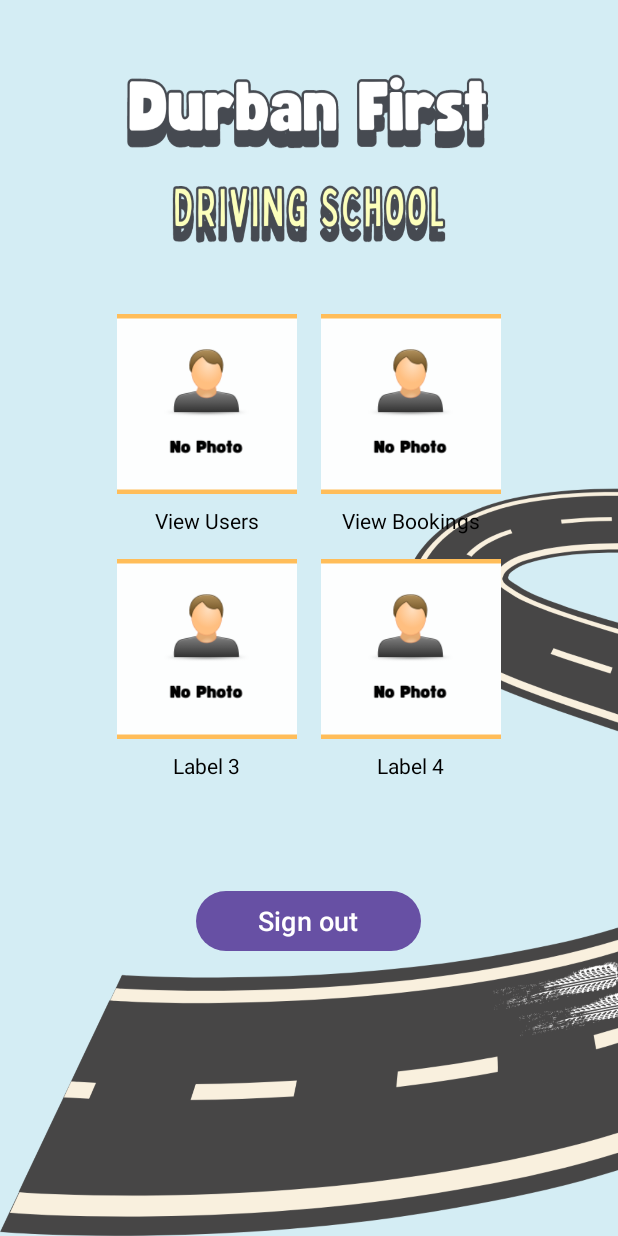
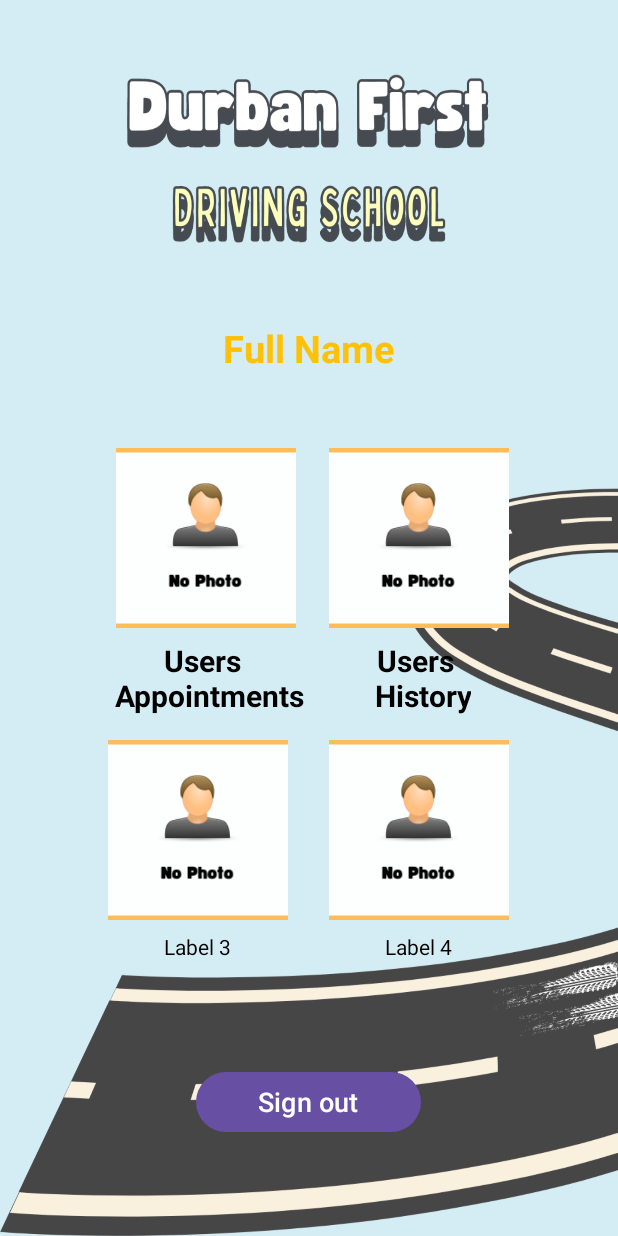
Before and after one commit to nkululekosibeko/Durban-First-Final-App, an Android app: the AdminActivity screen opened directly, with no data from a screen before it, on a phone screen of 412 x 824 dp. Run offline under Robolectric (Android 15) with nearby library versions, the phone set to English and light mode, and no system bars.

Commit message:
Admin UI All set up Now.

```diff
--- a/app/src/main/res/layout/activity_admin.xml
+++ b/app/src/main/res/layout/activity_admin.xml
@@ -11,6 +11,16 @@
     android:background="@drawable/pagebkg"
     tools:context=".AdminActivity">
 
+    <TextView
+        android:id="@+id/dashboard_name"
+        android:layout_width="wrap_content"
+        android:layout_height="wrap_content"
+        android:layout_marginTop="150dp"
+        android:layout_marginBottom="25dp"
+        android:text="Full Name"
+        android:textSize="25sp"
+        android:textStyle="bold"
+        android:textColor="@color/lavender"/>
 
     <!-- Button Grid Layout with Clickable Images -->
     <GridLayout
@@ -30,7 +40,7 @@
             android:layout_margin="8dp">
 
             <ImageView
-                android:id="@+id/clickable_image_1"
+                android:id="@+id/users_appointments"
                 android:layout_width="120dp"
                 android:layout_height="120dp"
                 android:src="@drawable/dummp_profile"
@@ -44,8 +54,9 @@
             <TextView
                 android:layout_width="wrap_content"
                 android:layout_height="wrap_content"
-                android:text="View Users"
-                android:textSize="14sp"
+                android:text="Users \n Appointments"
+                android:textSize="20sp"
+                android:textStyle="bold"
                 android:textColor="@android:color/black"
                 android:gravity="center"
                 android:layout_marginTop="8dp"/>
@@ -60,7 +71,7 @@
             android:layout_margin="8dp">
 
             <ImageView
-                android:id="@+id/clickable_image_2"
+                android:id="@+id/users_history"
                 android:layout_width="120dp"
                 android:layout_height="120dp"
                 android:src="@drawable/dummp_profile"
@@ -74,8 +85,9 @@
             <TextView
                 android:layout_width="wrap_content"
                 android:layout_height="wrap_content"
-                android:text="View Bookings"
-                android:textSize="14sp"
+                android:text="Users \n History"
+                android:textSize="20sp"
+                android:textStyle="bold"
                 android:textColor="@android:color/black"
                 android:gravity="center"
                 android:layout_marginTop="8dp"/>
@@ -153,10 +165,10 @@
     </GridLayout>
 
     <Button
+        android:id="@+id/admin_logout"
         android:layout_width="150dp"
         android:layout_height="wrap_content"
         android:text="Sign out"
-        android:id="@+id/applicant_logout"
         android:textSize="18sp"
         android:layout_marginTop="30dp"
         app:cornerRadius="20dp"/>
```
